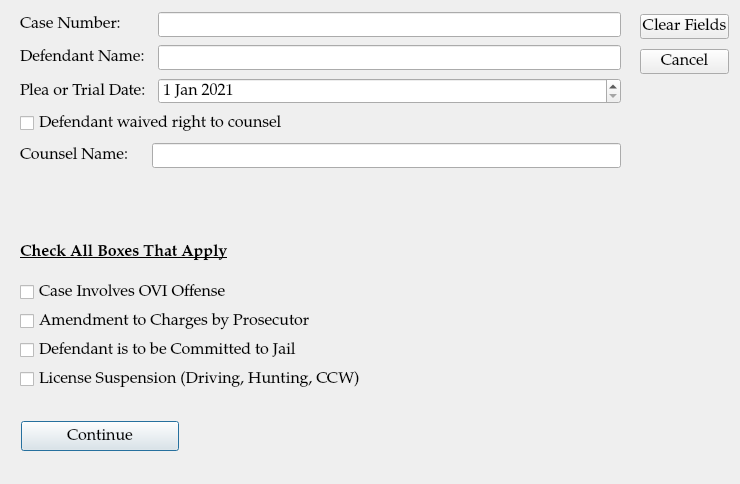
Above: ui/CaseInformation.ui from HunterProgram22/MuniEntry before the change. Below: the same form after it.
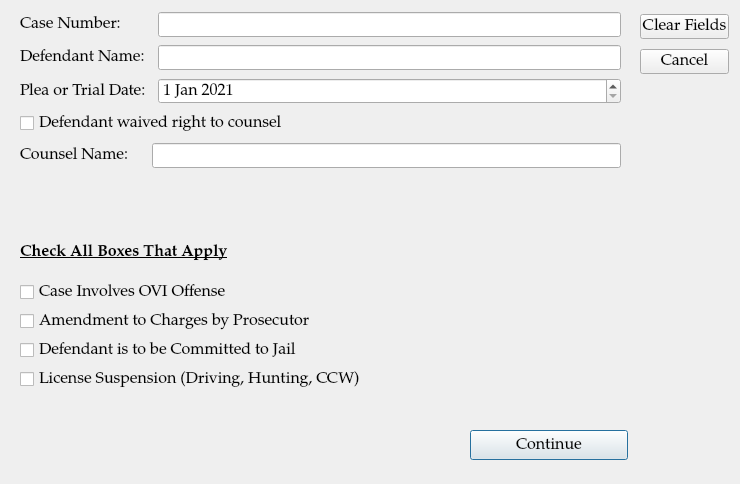
That is the form after the change.

Commit message: Wired up OVI dialog and banner text.

```diff
--- a/ui/CaseInformation.ui
+++ b/ui/CaseInformation.ui
@@ -22,8 +22,8 @@
   <widget class="QPushButton" name="pushButton">
    <property name="geometry">
     <rect>
-     <x>21</x>
-     <y>421</y>
+     <x>470</x>
+     <y>430</y>
      <width>158</width>
      <height>30</height>
     </rect>
```
Left out of the diff: 74 changed lines with no effect on the pictures. The commit also changes 7 other files.
